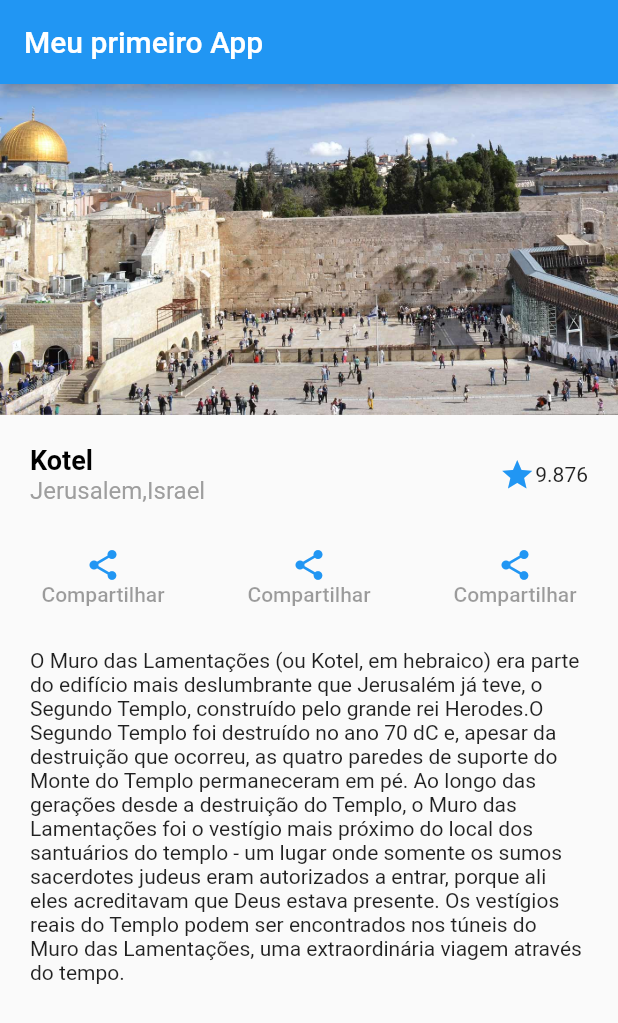
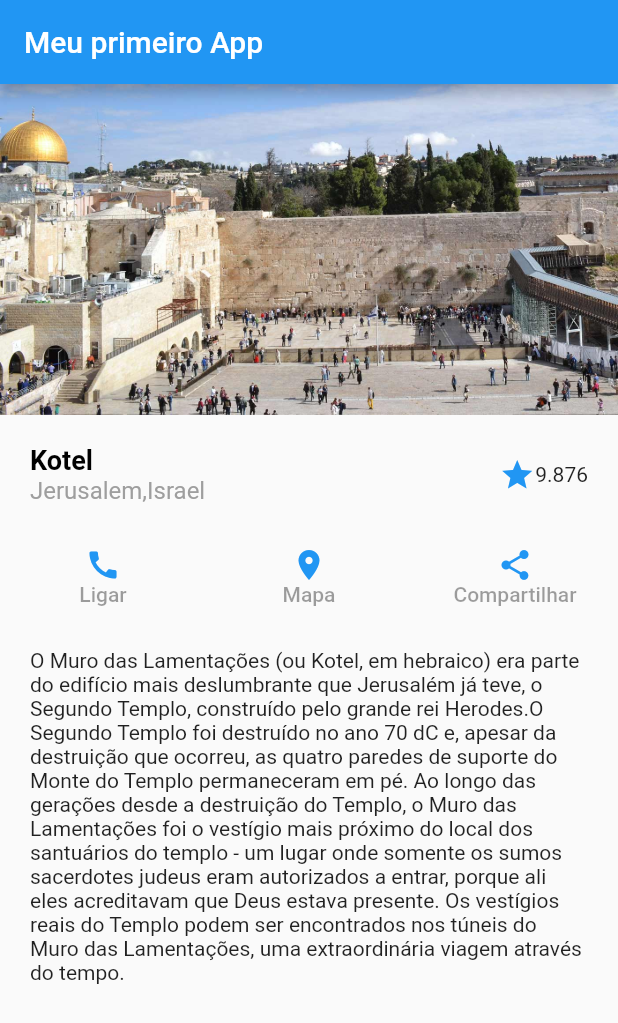
Before and after one commit to RaphaelR89/flutterlayout, a Flutter app: the screen it shows after launch, on a phone screen of 412 x 824 dp. Shown: the top 1023 px of the screen. Run offline on Flutter 3.47's test engine with Material 2 defaults, Android fonts, the phone set to English and light mode, and no system bars.

Commit message:
correção dos botoes

```diff
--- a/lib/main.dart
+++ b/lib/main.dart
@@ -42,7 +42,11 @@ class MeuApp extends StatelessWidget {
                   )),
               Container(
                   child: Row(
-                children: [Botao(), Botao(), Botao()],
+                children: [
+                  Botao(icon: Icons.call, text: "Ligar", onPress: () {}),
+                  Botao(icon: Icons.location_on, text: "Mapa", onPress: () {}),
+                  Botao(icon: Icons.share, text: "Compartilhar", onPress: () {})
+                ],
               )),
               Container(
                   padding: EdgeInsets.all(20),
@@ -55,15 +59,18 @@ class MeuApp extends StatelessWidget {
 }
 
 class Botao extends StatelessWidget {
+  Botao({required this.onPress, required this.icon, required this.text});
+
+  Function onPress;
+  IconData icon;
+  var text;
+
   @override
   Widget build(BuildContext context) {
     return Expanded(
       child: TextButton(
-        onPressed: (null),
-        child: Column(children: [
-          Icon(Icons.share, color: Colors.blue),
-          Text('Compartilhar')
-        ]),
+        onPressed: onPress(),
+        child: Column(children: [Icon(icon, color: Colors.blue), Text(text)]),
       ),
     );
   }
```
